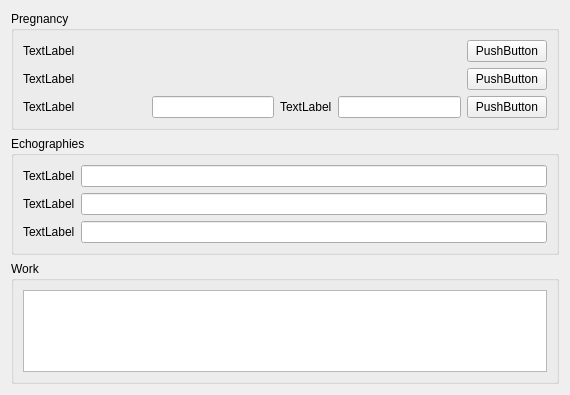
First picture: the form in global_resources/forms/subforms/gynobst/french_obstetrical_calendar/ui/xx/obstcal.ui, repository FreeHealth/freehealth, before the edit.
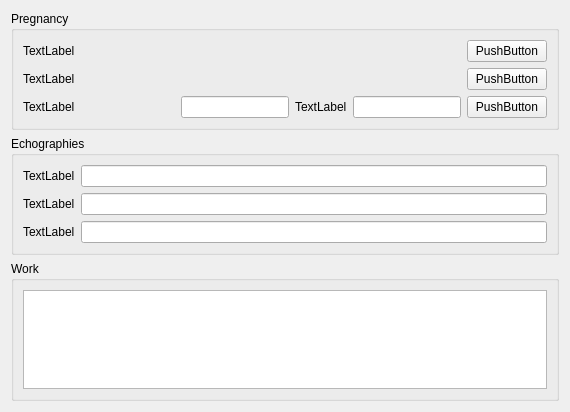
Second picture: the form after the edit.

Diff of the .ui file:
```diff
--- a/global_resources/forms/subforms/gynobst/french_obstetrical_calendar/ui/xx/obstcal.ui
+++ b/global_resources/forms/subforms/gynobst/french_obstetrical_calendar/ui/xx/obstcal.ui
@@ -7,7 +7,7 @@
     <x>0</x>
     <y>0</y>
     <width>570</width>
-    <height>395</height>
+    <height>412</height>
    </rect>
   </property>
   <property name="windowTitle">
@@ -20,22 +20,35 @@
       <string>Pregnancy</string>
      </property>
      <layout class="QGridLayout" name="gridLayout_3">
-      <item row="0" column="4">
+      <item row="0" column="0">
+       <widget class="QLabel" name="lmpLabel">
+        <property name="text">
+         <string>TextLabel</string>
+        </property>
+       </widget>
+      </item>
+      <item row="0" column="1">
+       <layout class="QHBoxLayout" name="lmpLayout"/>
+      </item>
+      <item row="0" column="2">
        <widget class="QPushButton" name="compute">
         <property name="text">
          <string>PushButton</string>
         </property>
        </widget>
       </item>
-      <item row="2" column="3">
-       <widget class="QLineEdit" name="currentDays">
-        <property name="readOnly">
-         <bool>true</bool>
+      <item row="1" column="0">
+       <widget class="QLabel" name="pregnancyStartLabel">
+        <property name="text">
+         <string>TextLabel</string>
         </property>
        </widget>
       </item>
-      <item row="2" column="4">
-       <widget class="QPushButton" name="computeCurrentWA">
+      <item row="1" column="1">
+       <layout class="QHBoxLayout" name="pregnancyStartLayout"/>
+      </item>
+      <item row="1" column="2">
+       <widget class="QPushButton" name="pregnancyStartCompute">
         <property name="text">
          <string>PushButton</string>
         </property>
@@ -54,44 +67,33 @@
         </property>
        </widget>
       </item>
+      <item row="2" column="1">
+       <layout class="QHBoxLayout" name="horizontalLayout">
+        <item>
+         <widget class="QLineEdit" name="currentWA">
+          <property name="readOnly">
+           <bool>true</bool>
+          </property>
+         </widget>
+        </item>
+        <item>
+         <widget class="QLabel" name="currentDaysLabel">
+          <property name="text">
+           <string>TextLabel</string>
+          </property>
+         </widget>
+        </item>
+        <item>
+         <widget class="QLineEdit" name="currentDays">
+          <property name="readOnly">
+           <bool>true</bool>
+          </property>
+         </widget>
+        </item>
+       </layout>
+      </item>
       <item row="2" column="2">
-       <widget class="QLabel" name="currentDaysLabel">
-        <property name="text">
-         <string>TextLabel</string>
-        </property>
-       </widget>
-      </item>
-      <item row="0" column="0" colspan="4">
-       <layout class="QHBoxLayout" name="lmpLayout">
-        <item>
-         <widget class="QLabel" name="lmpLabel">
-          <property name="text">
-           <string>TextLabel</string>
-          </property>
-         </widget>
-        </item>
-       </layout>
-      </item>
-      <item row="2" column="1">
-       <widget class="QLineEdit" name="currentWA">
-        <property name="readOnly">
-         <bool>true</bool>
-        </property>
-       </widget>
-      </item>
-      <item row="1" column="0" colspan="4">
-       <layout class="QHBoxLayout" name="pregnancyStartLayout">
-        <item>
-         <widget class="QLabel" name="pregnancyStartLabel">
-          <property name="text">
-           <string>TextLabel</string>
-          </property>
-         </widget>
-        </item>
-       </layout>
-      </item>
-      <item row="1" column="4">
-       <widget class="QPushButton" name="pregnancyStartCompute">
+       <widget class="QPushButton" name="computeCurrentWA">
         <property name="text">
          <string>PushButton</string>
         </property>
```
Left out of the diff: 138 changed lines with no effect on the pictures.
